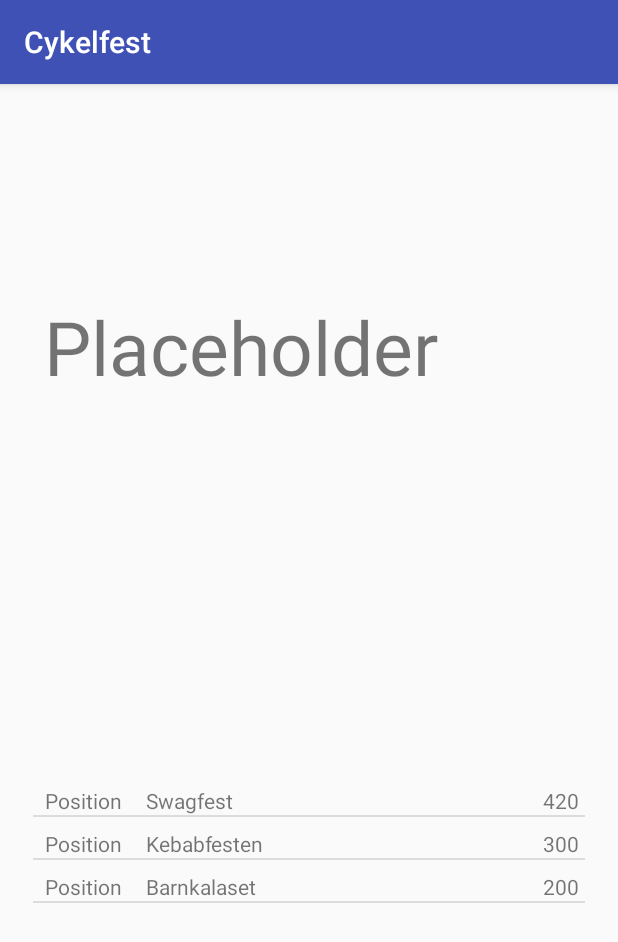
After one commit to hannatyden/MAMN01Cykelfest, an Android app: the HighScoreActivity screen opened directly, with no data from a screen before it, on a phone screen of 412 x 824 dp. The commit adds this screen. Shown: the top 942 px of the screen. Run offline under Robolectric (Android 15) with nearby library versions, the phone set to English and light mode, and no system bars.

Commit message:
ranking list added

```diff
--- /dev/null
+++ b/Cykelfest/app/src/main/java/com/example/hannatyden/cykelfest/HighScoreActivity.java
@@ -0,0 +1,108 @@
+package com.example.hannatyden.cykelfest;
+
+import android.content.Context;
+import android.support.v7.app.AppCompatActivity;
+import android.os.Bundle;
+import android.view.LayoutInflater;
+import android.view.View;
+import android.view.ViewGroup;
+import android.widget.ArrayAdapter;
+import android.widget.ListView;
+import android.widget.TextView;
+
+import java.util.ArrayList;
+import java.util.Collections;
+import java.util.Comparator;
+import java.util.HashMap;
+import java.util.List;
+
+public class HighScoreActivity extends AppCompatActivity {
+
+    ListView listView;
+    @Override
+    protected void onCreate(Bundle savedInstanceState) {
+        super.onCreate(savedInstanceState);
+        setContentView(R.layout.activity_high_score);
+
+        ArrayList<HighScoreItem> arrayOfUsers = new ArrayList<HighScoreItem>();
+        UsersAdapter adapter = new UsersAdapter(this, arrayOfUsers);
+        listView = (ListView) findViewById(R.id.highscoreList);
+        listView.setAdapter(adapter);
+
+        ArrayList<HighScoreItem> newScores = new ArrayList<HighScoreItem>();
+        newScores.add(new HighScoreItem("Kebabfesten",300 ));
+        newScores.add(new HighScoreItem("Barnkalaset", 200));
+        newScores.add(new HighScoreItem("Swagfest", 420));
+
+        Collections.sort(newScores,new Comparator<HighScoreItem>(){
+            @Override
+            public int compare(final HighScoreItem lhs,HighScoreItem rhs) {
+                if (rhs.getScore() > lhs.getScore()){
+                    return 1;
+                } else if (rhs.getScore() < lhs.getScore()){
+                    return -1;
+                }
+                return 0;
+                //TODO return 1 if rhs should be before lhs
+                //     return -1 if lhs should be before rhs
+                //     return 0 otherwise
+            }
+        });
+
+        adapter.addAll(newScores);
+
+
+    }
+
+
+    public class UsersAdapter extends ArrayAdapter<HighScoreItem> {
+        public UsersAdapter(Context context, ArrayList<HighScoreItem> users) {
+            super(context, 0, users);
+        }
+
+        @Override
+        public View getView(int position, View convertView, ViewGroup parent) {
+            // Get the data item for this position
+            HighScoreItem item = getItem(position);
+            // Check if an existing view is being reused, otherwise inflate the view
+            if (convertView == null) {
+                convertView = LayoutInflater.from(getContext()).inflate(R.layout.item_name, parent, false);
+            }
+            // Lookup view for data population
+
+            TextView tvName = (TextView) convertView.findViewById(R.id.tvName);
+            TextView tvHome = (TextView) convertView.findViewById(R.id.tvScore);
+            // Populate the data into the template view using the data object
+            tvName.setText(item.name);
+            tvHome.setText(Integer.toString(item.score));
+            // Return the completed view to render on screen
+            return convertView;
+        }
+    }
+
+
+    private class StableArrayAdapter extends ArrayAdapter<String> {
+
+        HashMap<String, Integer> mIdMap = new HashMap<String, Integer>();
+
+        public StableArrayAdapter(Context context, int textViewResourceId,
+                                  List<String> objects) {
+            super(context, textViewResourceId, objects);
+            for (int i = 0; i < objects.size(); ++i) {
+                mIdMap.put(objects.get(i), i);
+            }
+        }
+
+        @Override
+        public long getItemId(int position) {
+            String item = getItem(position);
+            return mIdMap.get(item);
+        }
+
+        @Override
+        public boolean hasStableIds() {
+            return true;
+        }
+
+    }
+}
--- /dev/null
+++ b/Cykelfest/app/src/main/java/com/example/hannatyden/cykelfest/HighScoreItem.java
@@ -0,0 +1,19 @@
+package com.example.hannatyden.cykelfest;
+
+/**
+ * Created by sanimesic on 2018-04-26.
+ */
+
+public class HighScoreItem {
+    public String name;
+    public Integer score;
+
+    public HighScoreItem(String name, Integer score){
+        this.name = name;
+        this.score = score;
+    }
+
+    public Integer getScore(){
+        return score;
+    }
+}
--- /dev/null
+++ b/Cykelfest/app/src/main/res/layout/activity_high_score.xml
@@ -0,0 +1,34 @@
+<?xml version="1.0" encoding="utf-8"?>
+<android.support.constraint.ConstraintLayout xmlns:android="http://schemas.android.com/apk/res/android"
+    xmlns:app="http://schemas.android.com/apk/res-auto"
+    xmlns:tools="http://schemas.android.com/tools"
+    android:layout_width="match_parent"
+    android:layout_height="match_parent"
+    tools:context="com.example.hannatyden.cykelfest.HighScoreActivity">
+
+    <ListView
+        android:id="@+id/highscoreList"
+        android:layout_width="368dp"
+        android:layout_height="300dp"
+        android:layout_marginBottom="8dp"
+        android:layout_marginEnd="8dp"
+        android:layout_marginStart="8dp"
+        app:layout_constraintBottom_toBottomOf="parent"
+        app:layout_constraintEnd_toEndOf="parent"
+        app:layout_constraintStart_toStartOf="parent" />
+
+    <TextView
+        android:id="@+id/textView"
+        android:layout_width="354dp"
+        android:layout_height="177dp"
+        android:layout_marginBottom="8dp"
+        android:layout_marginEnd="8dp"
+        android:layout_marginStart="8dp"
+        android:layout_marginTop="8dp"
+        android:text="Placeholder"
+        android:textSize="50sp"
+        app:layout_constraintBottom_toTopOf="@+id/highscoreList"
+        app:layout_constraintEnd_toEndOf="parent"
+        app:layout_constraintStart_toStartOf="parent"
+        app:layout_constraintTop_toTopOf="parent" />
+</android.support.constraint.ConstraintLayout>
--- /dev/null
+++ b/Cykelfest/app/src/main/res/layout/item_name.xml
@@ -0,0 +1,39 @@
+<?xml version="1.0" encoding="utf-8"?>
+<android.support.constraint.ConstraintLayout xmlns:android="http://schemas.android.com/apk/res/android"
+    xmlns:app="http://schemas.android.com/apk/res-auto"
+    xmlns:tools="http://schemas.android.com/tools"
+    android:layout_width="match_parent"
+    android:layout_height="match_parent">
+
+    <TextView
+        android:id="@+id/tvPosition"
+        android:layout_width="wrap_content"
+        android:layout_height="wrap_content"
+        android:layout_marginStart="8dp"
+        android:layout_marginTop="8dp"
+        android:text="Position"
+        app:layout_constraintStart_toStartOf="parent"
+        app:layout_constraintTop_toTopOf="parent" />
+
+    <TextView
+        android:id="@+id/tvName"
+        android:layout_width="wrap_content"
+        android:layout_height="wrap_content"
+        android:layout_marginStart="16dp"
+        android:layout_marginTop="8dp"
+        android:text="Name"
+        app:layout_constraintStart_toEndOf="@+id/tvPosition"
+        app:layout_constraintTop_toTopOf="parent" />
+
+    <TextView
+        android:id="@+id/tvScore"
+        android:layout_width="wrap_content"
+        android:layout_height="wrap_content"
+
+        android:layout_marginEnd="4dp"
+        android:layout_marginTop="8dp"
+        android:text="Score"
+        app:layout_constraintEnd_toEndOf="parent"
+        app:layout_constraintTop_toTopOf="parent" />
+
+</android.support.constraint.ConstraintLayout>
```
Also changed, not shown: Cykelfest/app/src/main/AndroidManifest.xml (+5 -8 lines), Cykelfest/app/src/main/java/com/example/hannatyden/cykelfest/CurrentParty.java (added, +11 -0 lines), Cykelfest/app/src/main/java/com/example/hannatyden/cykelfest/RankingActivity.java (+16 -0 lines), Cykelfest/app/src/main/res/layout/activity_ranking.xml (+17 -4 lines).
